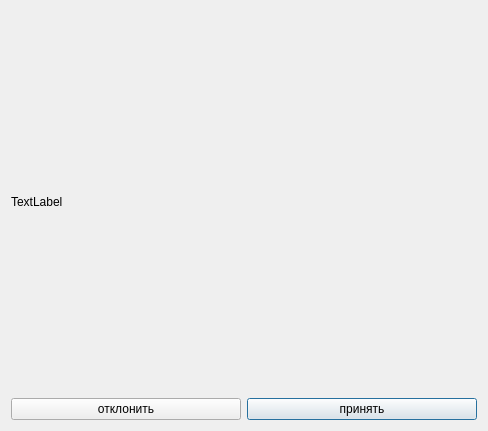
Above: src/call_dialog/call_dialog.ui from petrikcheli/ldc_client before the change. Below: the same form after it.
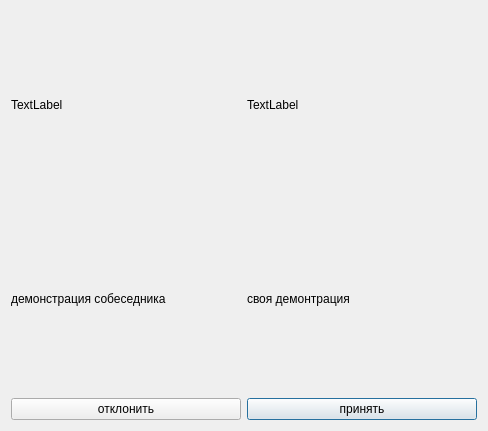
That is the form after the change.

What changed in the file:
```diff
--- a/src/call_dialog/call_dialog.ui
+++ b/src/call_dialog/call_dialog.ui
@@ -17,27 +17,48 @@
    <string>Dialog</string>
   </property>
   <layout class="QGridLayout" name="gridLayout">
-   <item row="0" column="0">
+   <item row="1" column="0">
     <widget class="QLabel" name="label">
      <property name="text">
-      <string>TextLabel</string>
+      <string>демонстрация собеседника</string>
      </property>
     </widget>
    </item>
-   <item row="3" column="1">
+   <item row="6" column="1">
     <widget class="QPushButton" name="pb_accept">
      <property name="text">
       <string>принять</string>
      </property>
     </widget>
    </item>
-   <item row="3" column="0">
+   <item row="1" column="1">
+    <widget class="QLabel" name="label_2">
+     <property name="text">
+      <string>своя демонтрация </string>
+     </property>
+    </widget>
+   </item>
+   <item row="6" column="0">
     <widget class="QPushButton" name="pb_reject">
      <property name="text">
       <string>отклонить</string>
      </property>
     </widget>
    </item>
+   <item row="0" column="0">
+    <widget class="QLabel" name="label_peer_share">
+     <property name="text">
+      <string>TextLabel</string>
+     </property>
+    </widget>
+   </item>
+   <item row="0" column="1">
+    <widget class="QLabel" name="label_self_share">
+     <property name="text">
+      <string>TextLabel</string>
+     </property>
+    </widget>
+   </item>
   </layout>
  </widget>
  <resources/>
```
